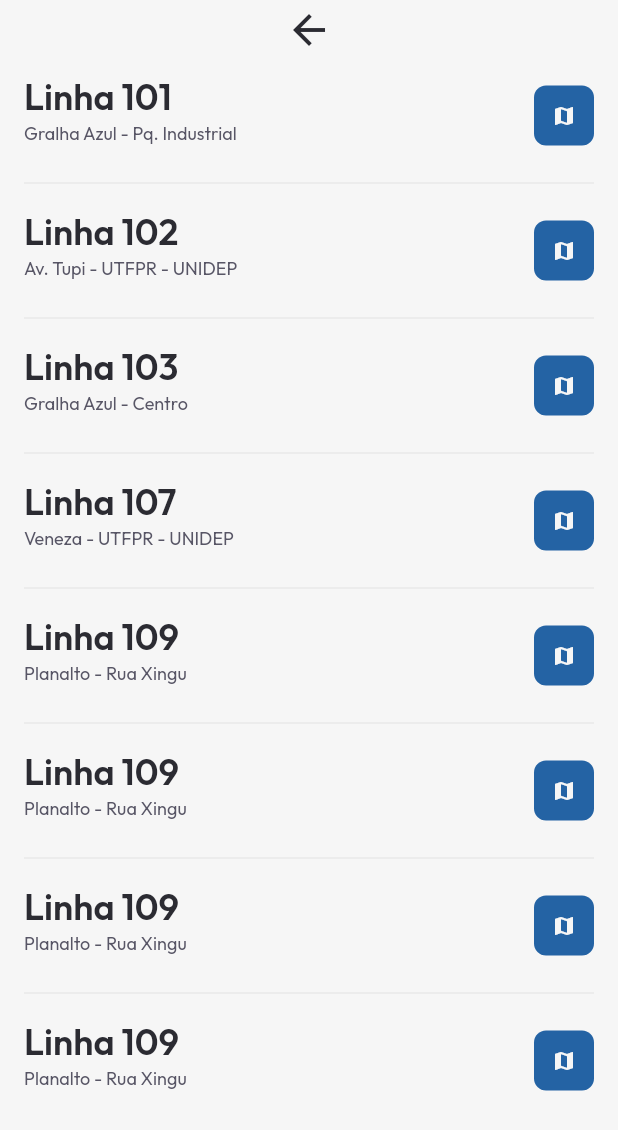
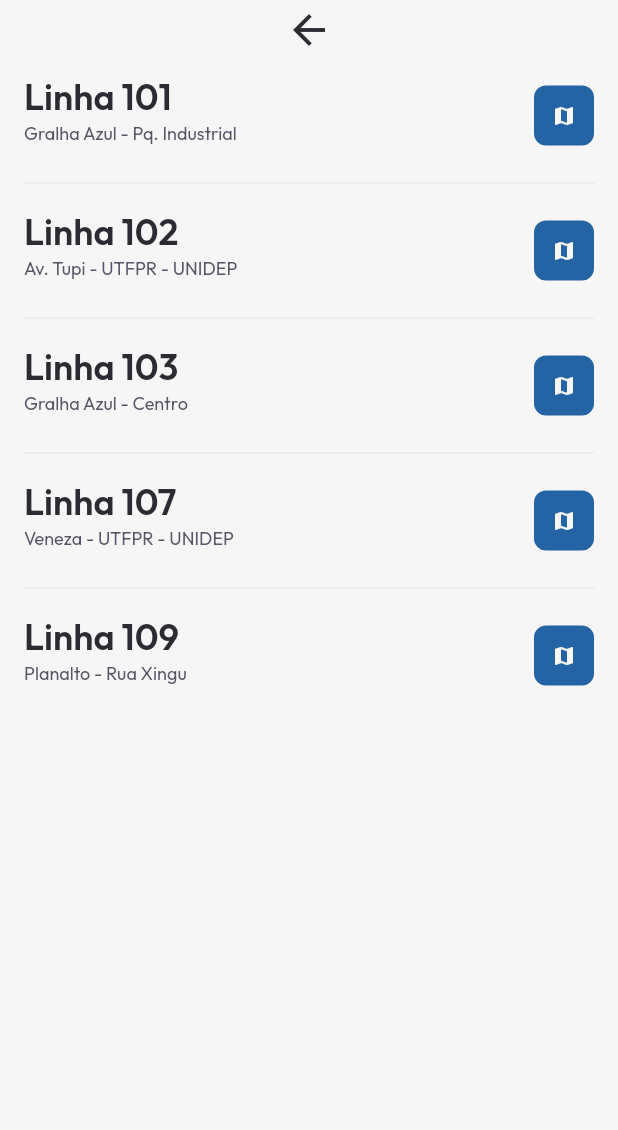
Before and after one commit to The-4Four/izi-bus, a Flutter app: the screen it shows after launch, after a tap on "VER AS LINHAS DE ÔNIBUS", on a phone screen of 412 x 824 dp. Shown: the top 1130 px of the screen. Run offline on Flutter 3.47's test engine with Material 2 defaults, Android fonts, the light colour scheme and no system bars; our stand-ins replace google_fonts.

Commit message:
chore: Adicionado roteamento entre as páginas

```diff
--- a/lib/main.dart
+++ b/lib/main.dart
@@ -1,6 +1,6 @@
 import 'package:flutter/material.dart';
+import 'package:izi_bus/routes.dart';
 import 'package:izi_bus/shared/themes/app_colors.dart';
-import 'package:izi_bus/modules/home/home.dart';
 
 void main() {
   runApp(const AppWidget());
@@ -12,10 +12,13 @@ class AppWidget extends StatelessWidget {
   Widget build(BuildContext context) {
     return MaterialApp(
       title: 'Izi Bus',
+      debugShowCheckedModeBanner: false,
       theme: ThemeData(
         primaryColor: AppColors.primary,
       ),
-      home: const Home(),
+      initialRoute: '/',
+      //home: const Home(),
+      onGenerateRoute: Routes.generateRoute,
     );
   }
 }
--- a/lib/modules/components/lines_temp.dart
+++ b/lib/modules/components/lines_temp.dart
@@ -7,7 +7,8 @@ const List lines = [
       {"spot": "Casa do Artesão", "time": "12:05"},
       {"spot": "Pavilhão São Pedro", "time": "12:10"},
       {"spot": "Ampernet", "time": "12:15"},
-      {"spot": "Posto GP", "time": "12:20"}
+      {"spot": "Posto GP", "time": "12:20"},
+      {"spot": "UNIDEP", "time": "12:30"}
     ],
   },
   {
@@ -54,37 +55,4 @@ const List lines = [
       {"spot": "Posto GP", "time": "12:20"}
     ],
   },
-  {
-    "code": "109",
-    "description": "Planalto - Rua Xingu",
-    "schedules": [
-      {"spot": "CDIP", "time": "12:00"},
-      {"spot": "Casa do Artesão", "time": "12:05"},
-      {"spot": "Pavilhão São Pedro", "time": "12:10"},
-      {"spot": "Ampernet", "time": "12:15"},
-      {"spot": "Posto GP", "time": "12:20"}
-    ],
-  },
-  {
-    "code": "109",
-    "description": "Planalto - Rua Xingu",
-    "schedules": [
-      {"spot": "CDIP", "time": "12:00"},
-      {"spot": "Casa do Artesão", "time": "12:05"},
-      {"spot": "Pavilhão São Pedro", "time": "12:10"},
-      {"spot": "Ampernet", "time": "12:15"},
-      {"spot": "Posto GP", "time": "12:20"}
-    ],
-  },
-  {
-    "code": "109",
-    "description": "Planalto - Rua Xingu",
-    "schedules": [
-      {"spot": "CDIP", "time": "12:00"},
-      {"spot": "Casa do Artesão", "time": "12:05"},
-      {"spot": "Pavilhão São Pedro", "time": "12:10"},
-      {"spot": "Ampernet", "time": "12:15"},
-      {"spot": "Posto GP", "time": "12:20"}
-    ],
-  },
 ];
--- a/lib/modules/home/home.dart
+++ b/lib/modules/home/home.dart
@@ -1,5 +1,4 @@
 import 'package:flutter/material.dart';
-import 'package:izi_bus/modules/lines_page/lines_page.dart';
 import 'package:izi_bus/shared/themes/app_colors.dart';
 import 'package:izi_bus/shared/themes/app_text_styles.dart';
 
@@ -13,8 +12,8 @@ class Home extends StatelessWidget {
       body: Center(
           child: GestureDetector(
         onTap: () => {
-          Navigator.push(context,
-              MaterialPageRoute(builder: (context) => const LinesPage()))
+          Navigator.of(context)
+              .pushNamed('/lines_page', arguments: "Show lines")
         },
         child: Container(
           decoration: const BoxDecoration(
--- a/lib/modules/lines_page/lines_page.dart
+++ b/lib/modules/lines_page/lines_page.dart
@@ -2,7 +2,6 @@ import 'package:flutter/material.dart';
 import 'package:izi_bus/modules/components/line_card.dart';
 import 'package:izi_bus/shared/themes/app_colors.dart';
 import 'package:izi_bus/modules/components/lines_temp.dart';
-import 'package:izi_bus/modules/home/home.dart';
 
 class LinesPage extends StatelessWidget {
   const LinesPage({Key? key}) : super(key: key);
@@ -10,13 +9,14 @@ class LinesPage extends StatelessWidget {
   @override
   Widget build(BuildContext context) {
     return Scaffold(
+        appBar: PreferredSize(
+          preferredSize: const Size.fromHeight(0),
+          child: Container(),
+        ),
         backgroundColor: AppColors.background,
         body: Column(children: [
           GestureDetector(
-            onTap: () => {
-              Navigator.push(context,
-                  MaterialPageRoute(builder: (context) => const Home()))
-            },
+            onTap: () => {Navigator.of(context).pushNamed('/')},
             child: Container(
                 decoration: const BoxDecoration(
                   borderRadius: BorderRadius.all(Radius.circular(8)),
--- /dev/null
+++ b/lib/routes.dart
@@ -0,0 +1,32 @@
+import 'package:flutter/material.dart';
+import 'package:izi_bus/modules/home/home.dart';
+import 'package:izi_bus/modules/lines_page/lines_page.dart';
+import 'package:izi_bus/shared/themes/app_colors.dart';
+
+class Routes {
+  static Route<dynamic> generateRoute(RouteSettings settings) {
+    final args = settings.arguments;
+    switch (settings.name) {
+      case '/':
+        return MaterialPageRoute(builder: (_) => const Home());
+      case '/lines_page':
+        if (args is String) {
+          return MaterialPageRoute(builder: (_) => const LinesPage());
+        }
+        return _errorRoute();
+      default:
+        return _errorRoute();
+    }
+  }
+
+  static Route<dynamic> _errorRoute() {
+    return MaterialPageRoute(builder: (_) {
+      return const Scaffold(
+        backgroundColor: AppColors.background,
+        body: Center(
+          child: Text('Error'),
+        ),
+      );
+    });
+  }
+}
```
